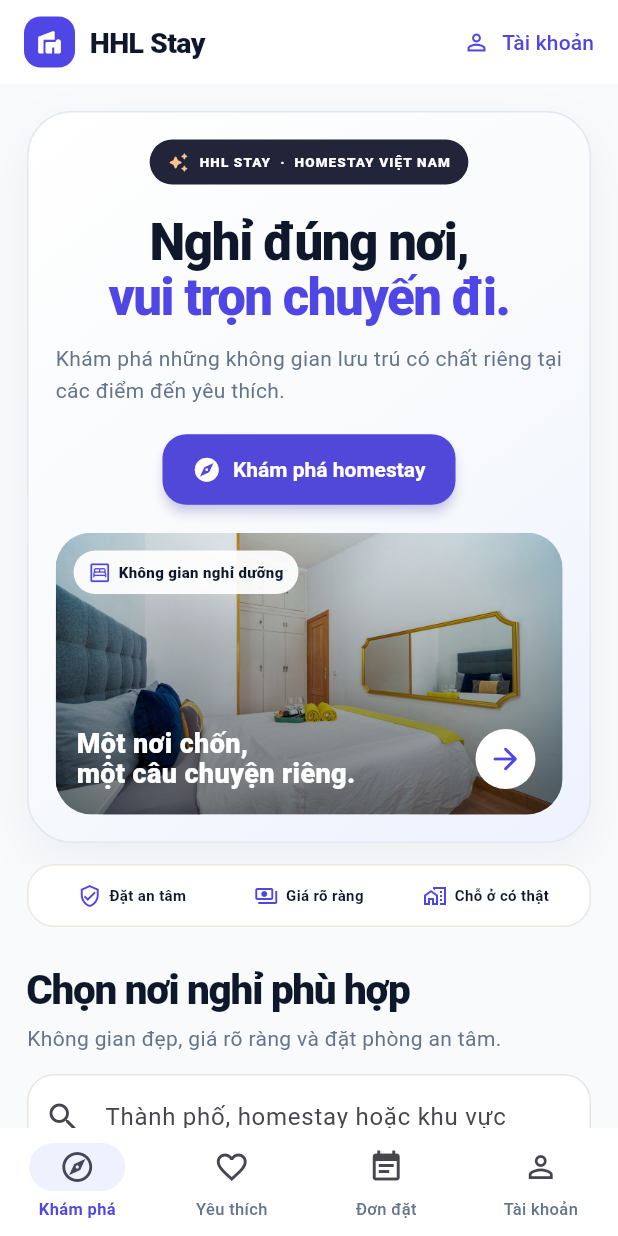
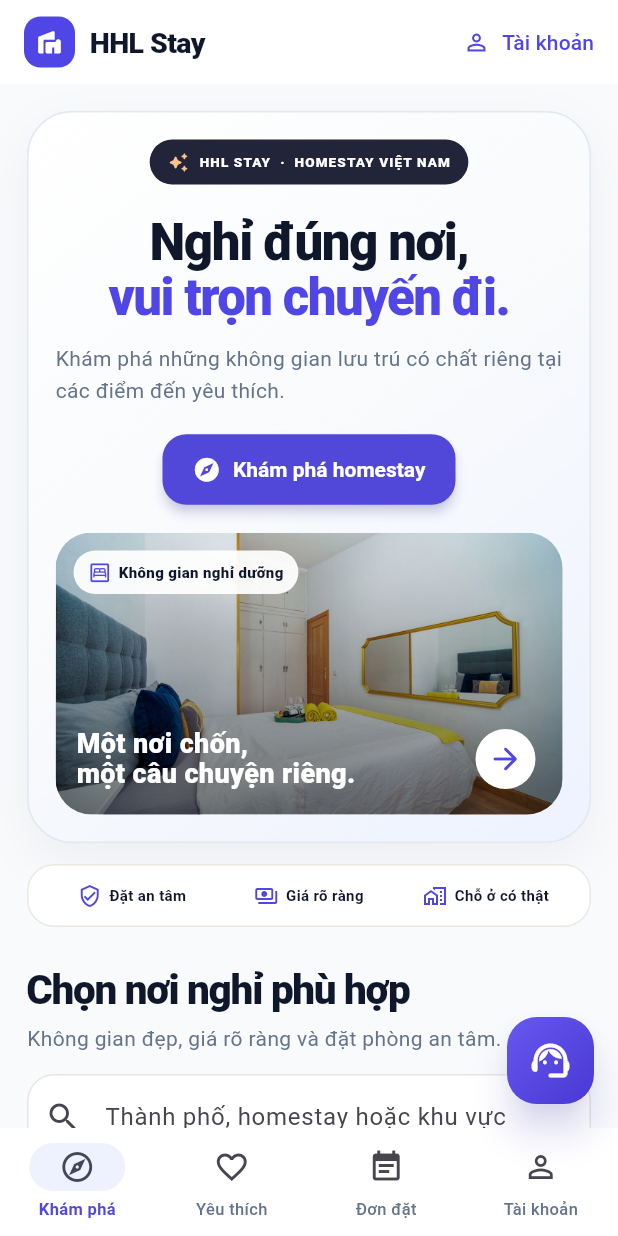
Before and after one commit to huanonana/nhom_huan_hieu_long, a Flutter app: the _GuestWebShell screen opened directly with empty values, after a tap on "Khám phá", on a phone screen of 412 x 824 dp. Run offline on Flutter 3.47's test engine with Material 3 defaults, Android fonts, the phone set to English and light mode, and no system bars; our stand-ins replace cloud_firestore, firebase_auth, firebase_core, fl_chart, flutter_riverpod, flutter_slidable and 3 more; missing offline and left inert: qr; accounts and stored records are empty.

Commit message:
Restore AI support and add hover interactions

```diff
--- a/lib/core/router/app_router.dart
+++ b/lib/core/router/app_router.dart
@@ -16,6 +16,7 @@ import '../../features/booking/presentation/firebase_pages.dart';
 import '../../features/booking/presentation/firestore_repository_provider.dart';
 import '../../features/dashboard/presentation/host_page.dart';
 import '../../features/ai/presentation/ai_chat_page.dart';
+import '../../features/ai/presentation/ai_assistant_button.dart';
 import '../../features/homestay/presentation/detail_page.dart';
 import '../../features/homestay/presentation/explore_page.dart';
 import '../../features/landing/presentation/landing_page.dart';
@@ -229,6 +230,10 @@ class AppShell extends ConsumerWidget {
           ),
         ],
       ),
+      floatingActionButton: path == '/explore'
+          ? const AiAssistantButton()
+          : null,
+      floatingActionButtonLocation: FloatingActionButtonLocation.endFloat,
       bottomNavigationBar: SizedBox(
         height: 72,
         child: ColoredBox(
@@ -387,6 +392,12 @@ class _GuestWebShell extends ConsumerWidget {
           child: Stack(
             children: [
               Positioned.fill(child: child),
+              if (path == '/explore')
+                const Positioned(
+                  right: 28,
+                  bottom: 28,
+                  child: AiAssistantButton(),
+                ),
               if (path == '/explore')
                 const Positioned(
                   top: 0,
--- /dev/null
+++ b/lib/features/ai/presentation/ai_assistant_button.dart
@@ -0,0 +1,118 @@
+import 'package:flutter/material.dart';
+import 'package:go_router/go_router.dart';
+
+import '../../../core/theme/app_theme.dart';
+
+/// Floating customer-support entry point shown on the Explore screen.
+class AiAssistantButton extends StatelessWidget {
+  const AiAssistantButton({super.key});
+
+  @override
+  Widget build(BuildContext context) {
+    final compact = MediaQuery.sizeOf(context).width < 900;
+    final radius = BorderRadius.circular(compact ? 20 : 18);
+    if (compact) {
+      return Tooltip(
+        message: 'Tư vấn homestay bằng AI',
+        child: Semantics(
+          label: 'Hỗ trợ khách hàng, tư vấn homestay bằng AI',
+          button: true,
+          child: Material(
+            color: Colors.transparent,
+            elevation: 10,
+            shadowColor: brand.withValues(alpha: .32),
+            borderRadius: radius,
+            child: InkWell(
+              onTap: () => context.push('/ai-chat'),
+              borderRadius: radius,
+              child: Ink(
+                width: 58,
+                height: 58,
+                decoration: BoxDecoration(
+                  gradient: const LinearGradient(
+                    colors: [Color(0xFF6758EF), Color(0xFF4938D4)],
+                    begin: Alignment.topLeft,
+                    end: Alignment.bottomRight,
+                  ),
+                  borderRadius: radius,
+                ),
+                child: const Icon(
+                  Icons.support_agent_rounded,
+                  color: Colors.white,
+                  size: 30,
+                ),
+              ),
+            ),
+          ),
+        ),
+      );
+    }
+    return Tooltip(
+      message: 'Tư vấn homestay bằng AI',
+      child: Material(
+        color: Colors.transparent,
+        elevation: 10,
+        shadowColor: brand.withValues(alpha: .32),
+        borderRadius: radius,
+        child: InkWell(
+          onTap: () => context.push('/ai-chat'),
+          borderRadius: radius,
+          child: Ink(
+            decoration: BoxDecoration(
+              gradient: const LinearGradient(
+                colors: [Color(0xFF6758EF), Color(0xFF4938D4)],
+                begin: Alignment.topLeft,
+                end: Alignment.bottomRight,
+              ),
+              borderRadius: radius,
+            ),
+            child: Padding(
+              padding: EdgeInsets.symmetric(
+                horizontal: compact ? 16 : 18,
+                vertical: compact ? 13 : 14,
+              ),
+              child: Row(
+                mainAxisSize: MainAxisSize.min,
+                children: [
+                  const Icon(
+                    Icons.support_agent_rounded,
+                    color: Colors.white,
+                    size: 23,
+                  ),
+                  const SizedBox(width: 10),
+                  Column(
+                    crossAxisAlignment: CrossAxisAlignment.start,
+                    mainAxisSize: MainAxisSize.min,
+                    children: [
+                      const Text(
+                        'Hỗ trợ khách hàng',
+                        style: TextStyle(
+                          color: Colors.white,
+                          fontWeight: FontWeight.w800,
+                          fontSize: 13,
+                        ),
+                      ),
+                      Text(
+                        'Tư vấn homestay ngay',
+                        style: TextStyle(
+                          color: Colors.white.withValues(alpha: .82),
+                          fontSize: 10,
+                        ),
+                      ),
+                    ],
+                  ),
+                  const SizedBox(width: 8),
+                  const Icon(
+                    Icons.arrow_forward_rounded,
+                    color: Colors.white,
+                    size: 17,
+                  ),
+                ],
+              ),
+            ),
+          ),
+        ),
+      ),
+    );
+  }
+}
```
Also changed, not shown: lib/features/homestay/presentation/explore_page.dart (+24 -4 lines), lib/features/landing/presentation/landing_page.dart (+31 -13 lines), 1 other file.
